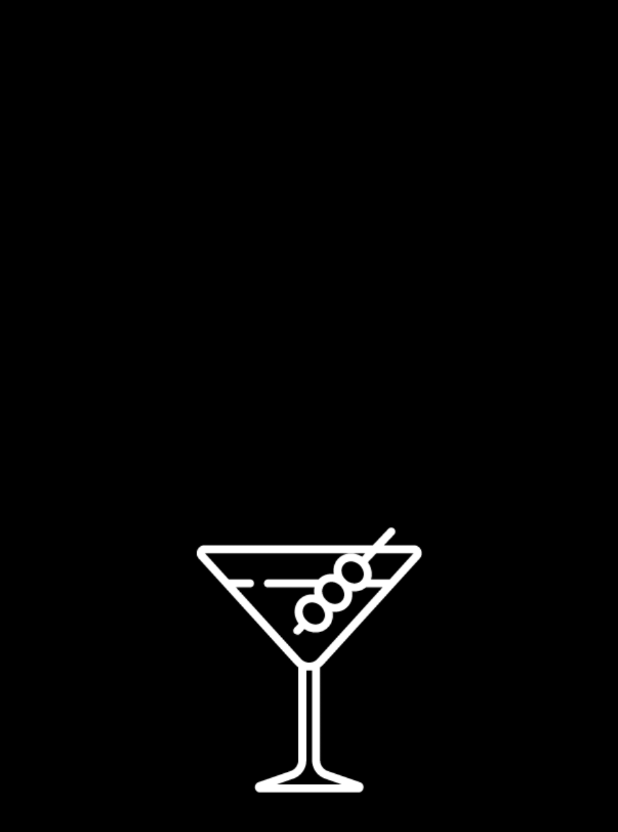
After one commit to orendinur/android-final-project, an Android app: the SplashScreen screen opened directly, with no data from a screen before it, on a phone screen of 412 x 824 dp. The commit adds this screen. Shown: the top 832 px of the screen. Run offline under Robolectric (Android 15) with nearby library versions, the phone set to English and light mode, and no system bars; our stand-ins replace Dagger/Hilt's generated code; 1 statement that could not run was skipped.

Commit message:
Adding splash screen

```diff
--- a/app/src/main/AndroidManifest.xml
+++ b/app/src/main/AndroidManifest.xml
@@ -2,16 +2,26 @@
 <manifest xmlns:android="http://schemas.android.com/apk/res/android"
     package="com.example.androidfinalproject">
 
-    <uses-permission android:name="android.permission.INTERNET"/>
+    <uses-permission android:name="android.permission.INTERNET" />
 
     <application
+        android:name=".MyApplication"
         android:allowBackup="true"
         android:icon="@mipmap/ic_launcher"
         android:label="@string/app_name"
         android:roundIcon="@mipmap/ic_launcher_round"
         android:supportsRtl="true"
-        android:name=".MyApplication"
         android:theme="@style/Theme.AndroidFinalProject">
+        <activity
+            android:name=".ui.SplashScreen"
+            android:exported="true">
+            <intent-filter>
+                <action android:name="android.intent.action.MAIN" />
+
+                <category android:name="android.intent.category.LAUNCHER" />
+            </intent-filter>
+        </activity>
+
         <activity
             android:name=".ui.MainActivity"
             android:exported="true">
@@ -20,6 +30,7 @@
 
                 <category android:name="android.intent.category.LAUNCHER" />
             </intent-filter>
+
         </activity>
     </application>
 
--- a/app/src/main/java/com/example/androidfinalproject/ui/MainActivity.kt
+++ b/app/src/main/java/com/example/androidfinalproject/ui/MainActivity.kt
@@ -1,5 +1,6 @@
 package com.example.androidfinalproject.ui
 
+import android.annotation.SuppressLint
 import android.content.Intent
 import com.example.androidfinalproject.R
 import kotlin.text.Typography.dagger
@@ -16,6 +17,7 @@ import android.view.Menu
 import android.view.MenuItem
 import android.widget.Toast
 import androidx.appcompat.app.ActionBar
+import androidx.core.graphics.alpha
 import androidx.fragment.app.FragmentTransaction
 import androidx.navigation.findNavController
 import com.example.androidfinalproject.MainPage
@@ -25,10 +27,11 @@ import com.example.androidfinalproject.ui.cocktails_search.CocktailsSearch
 @AndroidEntryPoint
 class MainActivity : AppCompatActivity() {
 
-
     override fun onCreate(savedInstanceState: Bundle?) {
         super.onCreate(savedInstanceState)
-        setContentView(R.layout.activity_main)
+
+        val binding = ActivityMainBinding.inflate(layoutInflater)
+        setContentView(binding.root)
         supportActionBar?.title = ""
         supportActionBar!!.setBackgroundDrawable(ColorDrawable(Color.parseColor("#000000")))
 
--- /dev/null
+++ b/app/src/main/java/com/example/androidfinalproject/ui/SplashScreen.kt
@@ -0,0 +1,34 @@
+package com.example.androidfinalproject.ui
+
+import android.content.Intent
+import android.graphics.Color
+import android.graphics.drawable.ColorDrawable
+import androidx.appcompat.app.AppCompatActivity
+import android.os.Bundle
+import android.os.Handler
+import android.os.Looper
+import com.example.androidfinalproject.MainPage
+import com.example.androidfinalproject.R
+import com.example.androidfinalproject.databinding.ActivitySplashScreenBinding
+import dagger.hilt.android.AndroidEntryPoint
+
+@AndroidEntryPoint
+class SplashScreen : AppCompatActivity() {
+    override fun onCreate(savedInstanceState: Bundle?) {
+        super.onCreate(savedInstanceState)
+
+        val binding = ActivitySplashScreenBinding.inflate(layoutInflater)
+        setContentView(R.layout.activity_splash_screen)
+        supportActionBar?.title = ""
+        supportActionBar!!.setBackgroundDrawable(ColorDrawable(Color.parseColor("#000000")))
+        val handler = Handler(Looper.getMainLooper())
+        handler.postDelayed({
+            val intent = Intent(this, MainActivity::class.java)
+            startActivity(intent)
+            overridePendingTransition(android.R.anim.fade_in , android.R.anim.fade_out)
+            finish()
+        },1500)
+
+
+    }
+}
--- a/app/src/main/res/layout/activity_main.xml
+++ b/app/src/main/res/layout/activity_main.xml
@@ -6,6 +6,7 @@
     android:layout_height="match_parent"
     android:id = "@+id/main_activity"
     tools:context=".ui.MainActivity">
+
 
     <androidx.fragment.app.FragmentContainerView
         android:id="@+id/nav_host_fragment"
--- /dev/null
+++ b/app/src/main/res/layout/activity_splash_screen.xml
@@ -0,0 +1,17 @@
+<?xml version="1.0" encoding="utf-8"?>
+<RelativeLayout xmlns:android="http://schemas.android.com/apk/res/android"
+    xmlns:app="http://schemas.android.com/apk/res-auto"
+    xmlns:tools="http://schemas.android.com/tools"
+    android:layout_width="match_parent"
+    android:layout_height="match_parent"
+    android:background="@color/black"
+    tools:context=".ui.SplashScreen">
+
+    <ImageView
+        android:layout_width="200dp"
+        android:layout_height="200dp"
+        android:src="@drawable/cocktail1"
+        android:layout_centerInParent="true"
+        android:id="@+id/iv_note" />
+
+</RelativeLayout>
```
Also changed, not shown: app/src/main/java/com/example/androidfinalproject/ui/main_page/MainPage.kt (+2 -11 lines).
